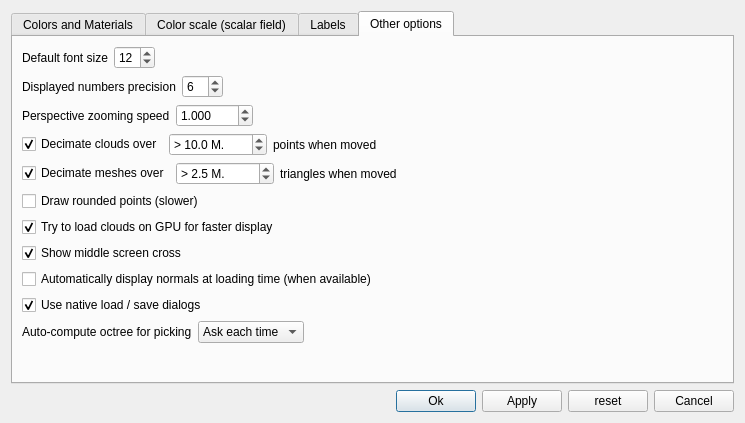
Asher-1/ACloudViewer, file libs/CVAppCommon/ui/displayOptionsDlg.ui: the form before one commit.
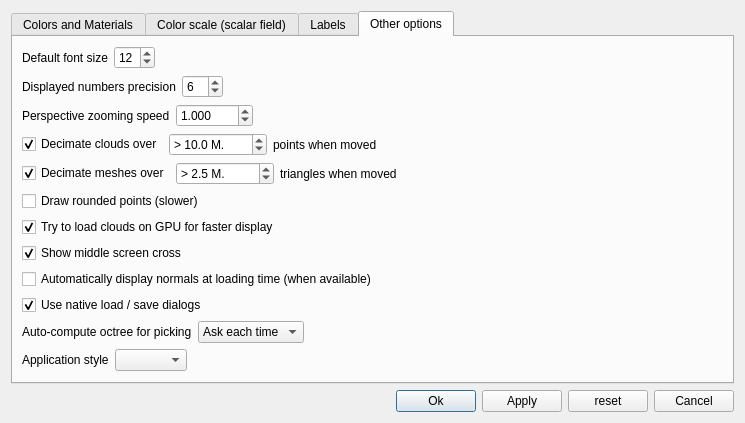
The form after the commit. The open tabs and pages were chosen to show the change. Icons and pictures are not drawn.

Commit message: fix application style on macos and add docs folder for web package support and documentation support

```diff
--- a/libs/CVAppCommon/ui/displayOptionsDlg.ui
+++ b/libs/CVAppCommon/ui/displayOptionsDlg.ui
@@ -936,6 +936,37 @@
          </item>
         </layout>
        </item>
+       <item>
+        <layout class="QHBoxLayout" name="horizontalLayout_appStyle">
+         <item>
+          <widget class="QLabel" name="label_appStyle">
+           <property name="text">
+            <string>Application style</string>
+           </property>
+          </widget>
+         </item>
+         <item>
+          <widget class="QComboBox" name="appStyleComboBox">
+           <property name="toolTip">
+            <string>Choose the visual style for the application</string>
+           </property>
+          </widget>
+         </item>
+         <item>
+          <spacer name="horizontalSpacer_appStyle">
+           <property name="orientation">
+            <enum>Qt::Horizontal</enum>
+           </property>
+           <property name="sizeHint" stdset="0">
+            <size>
+             <width>40</width>
+             <height>20</height>
+            </size>
+           </property>
+          </spacer>
+         </item>
+        </layout>
+       </item>
        <item>
         <spacer name="verticalSpacer_3">
          <property name="orientation">
```
The commit also changes 553 other files.
